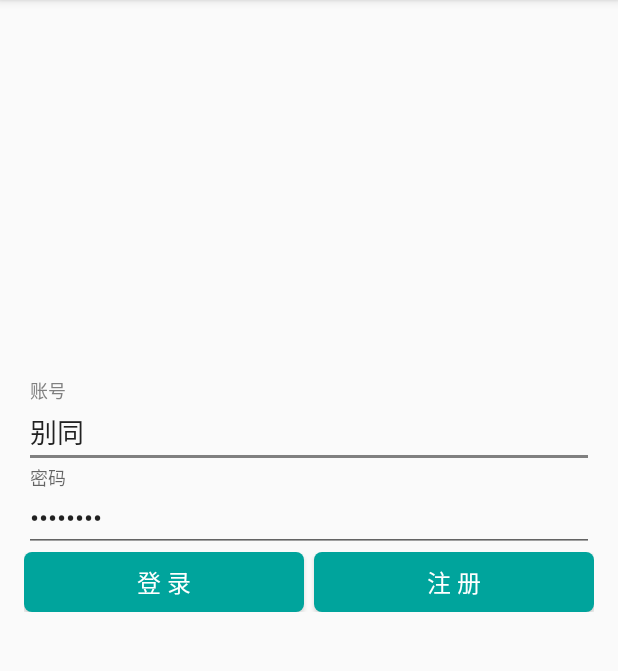
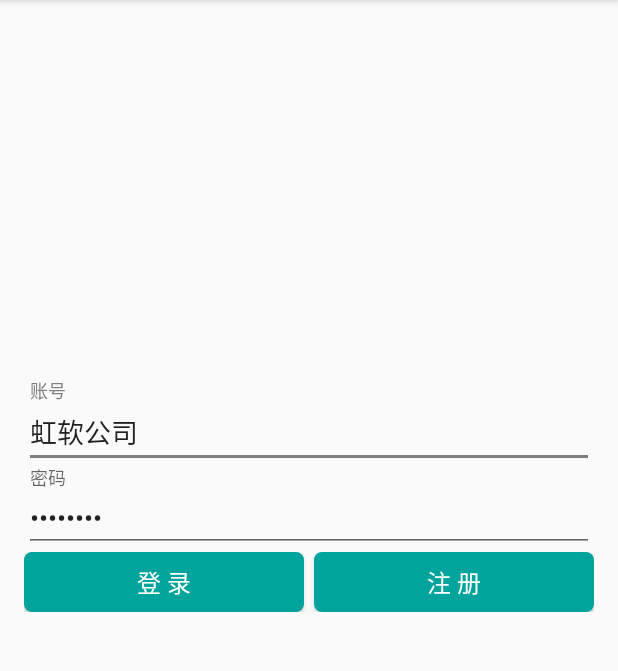
Before and after one commit to tongbie/A10s, an Android app: the screen it shows after launch (LoginActivity), on a phone screen of 412 x 824 dp, the part 84-755 px from its top. Run offline under Robolectric (Android 15) with nearby library versions, the phone set to English and light mode, and no system bars; libraries missing offline, so code that uses them is left out: cn.bmob.newim, cn.bmob.v3; 1 statement that could not run was skipped.

Commit message:
2018/4/19 默认用户名改为“虹软公司”

```diff
--- a/app/src/main/java/com/example/a10s/LoginActivity.java
+++ b/app/src/main/java/com/example/a10s/LoginActivity.java
@@ -29,7 +29,7 @@ public class LoginActivity extends AppCompatActivity implements OnClickListener
         setContentView(R.layout.activity_login);
         skipLogin();
         initView();
-        mUsernameView.setText("别同");
+        mUsernameView.setText("虹软公司");
         mPasswordView.setText("12345678");
     }
 
```
